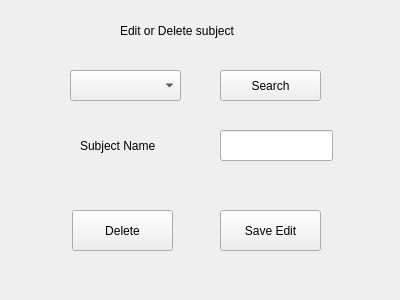
Before: the Qt Designer form editDeleteSubject.ui in AfolabiSunday/timetable_generator, drawn with Qt 5.
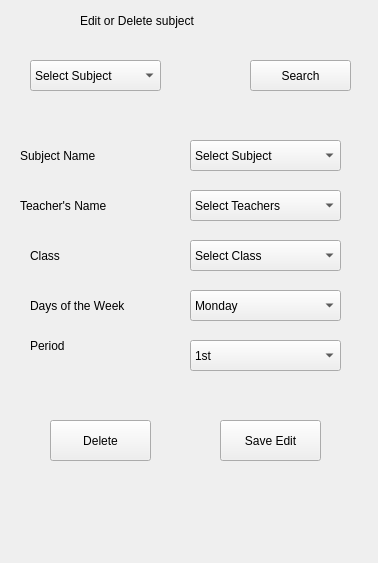
After: the same form once the commit is applied.

Diff of the .ui file:
```diff
--- a/editDeleteSubject.ui
+++ b/editDeleteSubject.ui
@@ -6,8 +6,8 @@
    <rect>
     <x>0</x>
     <y>0</y>
-    <width>400</width>
-    <height>300</height>
+    <width>378</width>
+    <height>563</height>
    </rect>
   </property>
   <property name="windowTitle">
@@ -16,12 +16,15 @@
   <widget class="QPushButton" name="pushButton">
    <property name="geometry">
     <rect>
-     <x>72</x>
-     <y>210</y>
+     <x>50</x>
+     <y>420</y>
      <width>101</width>
      <height>41</height>
     </rect>
    </property>
+   <property name="styleSheet">
+    <string notr="true">font: 75 10pt &quot;Verdana&quot;;</string>
+   </property>
    <property name="text">
     <string>Delete</string>
    </property>
@@ -30,57 +33,48 @@
    <property name="geometry">
     <rect>
      <x>220</x>
-     <y>210</y>
+     <y>420</y>
      <width>101</width>
      <height>41</height>
     </rect>
    </property>
+   <property name="styleSheet">
+    <string notr="true">font: 75 10pt &quot;Verdana&quot;;</string>
+   </property>
    <property name="text">
     <string>Save Edit</string>
    </property>
   </widget>
-  <widget class="QLabel" name="label">
-   <property name="geometry">
-    <rect>
-     <x>80</x>
-     <y>130</y>
-     <width>91</width>
-     <height>31</height>
-    </rect>
-   </property>
-   <property name="text">
-    <string>Subject Name</string>
-   </property>
-  </widget>
-  <widget class="QLineEdit" name="lineEdit">
-   <property name="geometry">
-    <rect>
-     <x>220</x>
-     <y>130</y>
-     <width>113</width>
-     <height>31</height>
-    </rect>
-   </property>
-  </widget>
   <widget class="QComboBox" name="comboBox">
    <property name="geometry">
     <rect>
-     <x>70</x>
-     <y>70</y>
-     <width>111</width>
+     <x>30</x>
+     <y>60</y>
+     <width>131</width>
      <height>31</height>
     </rect>
    </property>
+   <property name="styleSheet">
+    <string notr="true">font: 75 8pt &quot;Verdana&quot;;</string>
+   </property>
+   <item>
+    <property name="text">
+     <string>Select Subject</string>
+    </property>
+   </item>
   </widget>
   <widget class="QPushButton" name="pushButton_3">
    <property name="geometry">
     <rect>
-     <x>220</x>
-     <y>70</y>
+     <x>250</x>
+     <y>60</y>
      <width>101</width>
      <height>31</height>
     </rect>
    </property>
+   <property name="styleSheet">
+    <string notr="true">font: 75 8pt &quot;Verdana&quot;;</string>
+   </property>
    <property name="text">
     <string>Search</string>
    </property>
@@ -88,16 +82,359 @@
   <widget class="QLabel" name="label_2">
    <property name="geometry">
     <rect>
-     <x>120</x>
-     <y>10</y>
-     <width>161</width>
+     <x>80</x>
+     <y>0</y>
+     <width>211</width>
      <height>41</height>
     </rect>
    </property>
+   <property name="styleSheet">
+    <string notr="true">font: 75 10pt &quot;Verdana&quot;;</string>
+   </property>
    <property name="text">
     <string>Edit or Delete subject</string>
    </property>
   </widget>
+  <widget class="QLabel" name="label_11">
+   <property name="geometry">
+    <rect>
+     <x>30</x>
+     <y>330</y>
+     <width>111</width>
+     <height>31</height>
+    </rect>
+   </property>
+   <property name="styleSheet">
+    <string notr="true">font: 75 9pt &quot;Verdana&quot;;</string>
+   </property>
+   <property name="text">
+    <string>Period</string>
+   </property>
+  </widget>
+  <widget class="QComboBox" name="comboBox_10">
+   <property name="geometry">
+    <rect>
+     <x>190</x>
+     <y>240</y>
+     <width>151</width>
+     <height>31</height>
+    </rect>
+   </property>
+   <property name="styleSheet">
+    <string notr="true">font: 75 8pt &quot;Verdana&quot;;</string>
+   </property>
+   <item>
+    <property name="text">
+     <string>Select Class</string>
+    </property>
+   </item>
+   <item>
+    <property name="text">
+     <string>JSS 1</string>
+    </property>
+   </item>
+   <item>
+    <property name="text">
+     <string>JSS 2</string>
+    </property>
+   </item>
+   <item>
+    <property name="text">
+     <string>JSS 3</string>
+    </property>
+   </item>
+   <item>
+    <property name="text">
+     <string>SSS 1</string>
+    </property>
+   </item>
+   <item>
+    <property name="text">
+     <string>SSS 2</string>
+    </property>
+   </item>
+   <item>
+    <property name="text">
+     <string>SSS 3</string>
+    </property>
+   </item>
+  </widget>
+  <widget class="QComboBox" name="comboBox_9">
+   <property name="geometry">
+    <rect>
+     <x>190</x>
+     <y>190</y>
+     <width>151</width>
+     <height>31</height>
+    </rect>
+   </property>
+   <property name="styleSheet">
+    <string notr="true">font: 75 8pt &quot;Verdana&quot;;</string>
+   </property>
+   <item>
+    <property name="text">
+     <string>Select Teachers</string>
+    </property>
+   </item>
+  </widget>
+  <widget class="QComboBox" name="comboBox_6">
+   <property name="geometry">
+    <rect>
+     <x>190</x>
+     <y>290</y>
+     <width>151</width>
+     <height>31</height>
+    </rect>
+   </property>
+   <property name="styleSheet">
+    <string notr="true">font: 75 8pt &quot;Verdana&quot;;</string>
+   </property>
+   <item>
+    <property name="text">
+     <string>Monday</string>
+    </property>
+   </item>
+   <item>
+    <property name="text">
+     <string>Tuesday</string>
+    </property>
+   </item>
+   <item>
+    <property name="text">
+     <string>Wednesday</string>
+    </property>
+   </item>
+   <item>
+    <property name="text">
+     <string>Thursday</string>
+    </property>
+   </item>
+   <item>
+    <property name="text">
+     <string>Friday</string>
+    </property>
+   </item>
+  </widget>
+  <widget class="QLabel" name="label_10">
+   <property name="geometry">
+    <rect>
+     <x>30</x>
+     <y>290</y>
+     <width>141</width>
+     <height>31</height>
+    </rect>
+   </property>
+   <property name="styleSheet">
+    <string notr="true">font: 75 9pt &quot;Verdana&quot;;</string>
+   </property>
+   <property name="text">
+    <string>Days of the Week</string>
+   </property>
+  </widget>
+  <widget class="QLabel" name="label_7">
+   <property name="geometry">
+    <rect>
+     <x>20</x>
+     <y>140</y>
+     <width>111</width>
+     <height>31</height>
+    </rect>
+   </property>
+   <property name="styleSheet">
+    <string notr="true">font: 75 9pt &quot;Verdana&quot;;</string>
+   </property>
+   <property name="text">
+    <string>Subject Name</string>
+   </property>
+  </widget>
+  <widget class="QLabel" name="label_8">
+   <property name="geometry">
+    <rect>
+     <x>20</x>
+     <y>190</y>
+     <width>131</width>
+     <height>31</height>
+    </rect>
+   </property>
+   <property name="styleSheet">
+    <string notr="true">font: 75 9pt &quot;Verdana&quot;;</string>
+   </property>
+   <property name="text">
+    <string>Teacher's Name</string>
+   </property>
+  </widget>
+  <widget class="QComboBox" name="comboBox_8">
+   <property name="geometry">
+    <rect>
+     <x>190</x>
+     <y>340</y>
+     <width>151</width>
+     <height>31</height>
+    </rect>
+   </property>
+   <property name="styleSheet">
+    <string notr="true">font: 75 8pt &quot;Verdana&quot;;</string>
+   </property>
+   <item>
+    <property name="text">
+     <string>1st</string>
+    </property>
+   </item>
+   <item>
+    <property name="text">
+     <string>2nd</string>
+    </property>
+   </item>
+   <item>
+    <property name="text">
+     <string>3rd</string>
+    </property>
+   </item>
+   <item>
+    <property name="text">
+     <string>4th</string>
+    </property>
+   </item>
+   <item>
+    <property name="text">
+     <string>5th</string>
+    </property>
+   </item>
+   <item>
+    <property name="text">
+     <string>6th</string>
+    </property>
+   </item>
+   <item>
+    <property name="text">
+     <string>7th</string>
+    </property>
+   </item>
+   <item>
+    <property name="text">
+     <string>8th</string>
+    </property>
+   </item>
+  </widget>
+  <widget class="QComboBox" name="comboBox_7">
+   <property name="geometry">
+    <rect>
+     <x>190</x>
+     <y>140</y>
+     <width>151</width>
+     <height>31</height>
+    </rect>
+   </property>
+   <property name="styleSheet">
+    <string notr="true">font: 75 8pt &quot;Verdana&quot;;</string>
+   </property>
+   <item>
+    <property name="text">
+     <string>Select Subject</string>
+    </property>
+   </item>
+   <item>
+    <property name="text">
+     <string>English</string>
+    </property>
+   </item>
+   <item>
+    <property name="text">
+     <string>Maths</string>
+    </property>
+   </item>
+   <item>
+    <property name="text">
+     <string>Yoruba</string>
+    </property>
+   </item>
+   <item>
+    <property name="text">
+     <string>Physics</string>
+    </property>
+   </item>
+   <item>
+    <property name="text">
+     <string>Economics</string>
+    </property>
+   </item>
+   <item>
+    <property name="text">
+     <string>Civic Education</string>
+    </property>
+   </item>
+   <item>
+    <property name="text">
+     <string>Social Studies</string>
+    </property>
+   </item>
+   <item>
+    <property name="text">
+     <string>French</string>
+    </property>
+   </item>
+   <item>
+    <property name="text">
+     <string>Computer Science</string>
+    </property>
+   </item>
+   <item>
+    <property name="text">
+     <string>NHome Economics</string>
+    </property>
+   </item>
+   <item>
+    <property name="text">
+     <string>Agriculture</string>
+    </property>
+   </item>
+   <item>
+    <property name="text">
+     <string>Physical Education</string>
+    </property>
+   </item>
+   <item>
+    <property name="text">
+     <string>Religious Studies</string>
+    </property>
+   </item>
+   <item>
+    <property name="text">
+     <string>Chemistry</string>
+    </property>
+   </item>
+   <item>
+    <property name="text">
+     <string>Technical Drawing</string>
+    </property>
+   </item>
+   <item>
+    <property name="text">
+     <string>Business Studies</string>
+    </property>
+   </item>
+   <item>
+    <property name="text">
+     <string>Intergrated Science</string>
+    </property>
+   </item>
+  </widget>
+  <widget class="QLabel" name="label_9">
+   <property name="geometry">
+    <rect>
+     <x>30</x>
+     <y>240</y>
+     <width>151</width>
+     <height>31</height>
+    </rect>
+   </property>
+   <property name="styleSheet">
+    <string notr="true">font: 75 9pt &quot;Verdana&quot;;</string>
+   </property>
+   <property name="text">
+    <string>Class </string>
+   </property>
+  </widget>
  </widget>
  <resources/>
  <connections/>
```
